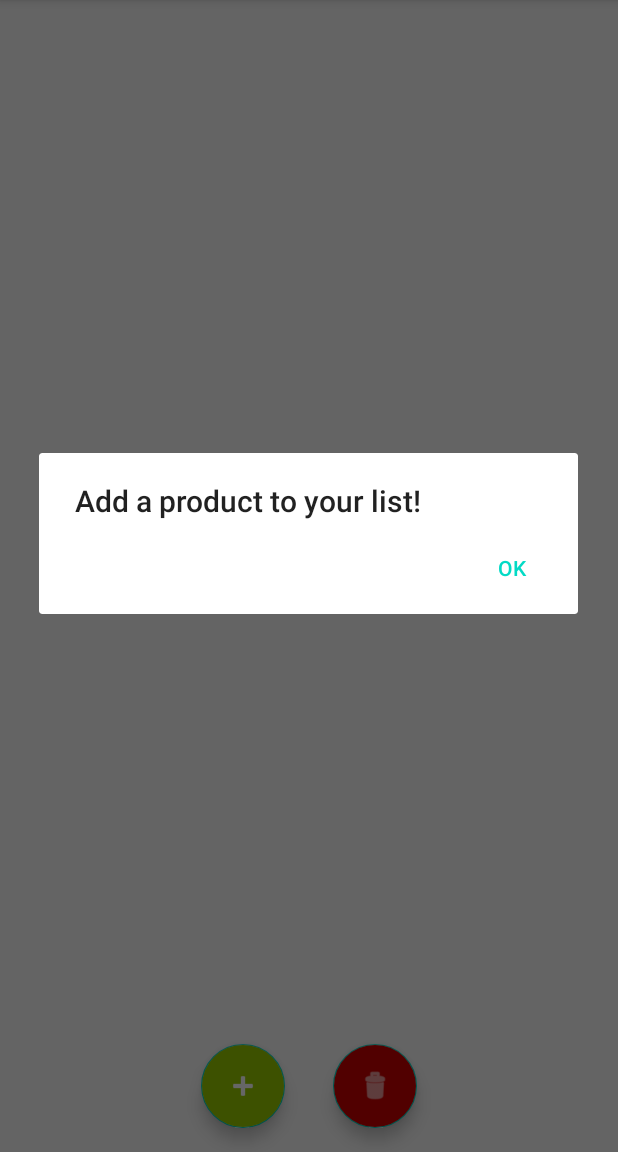
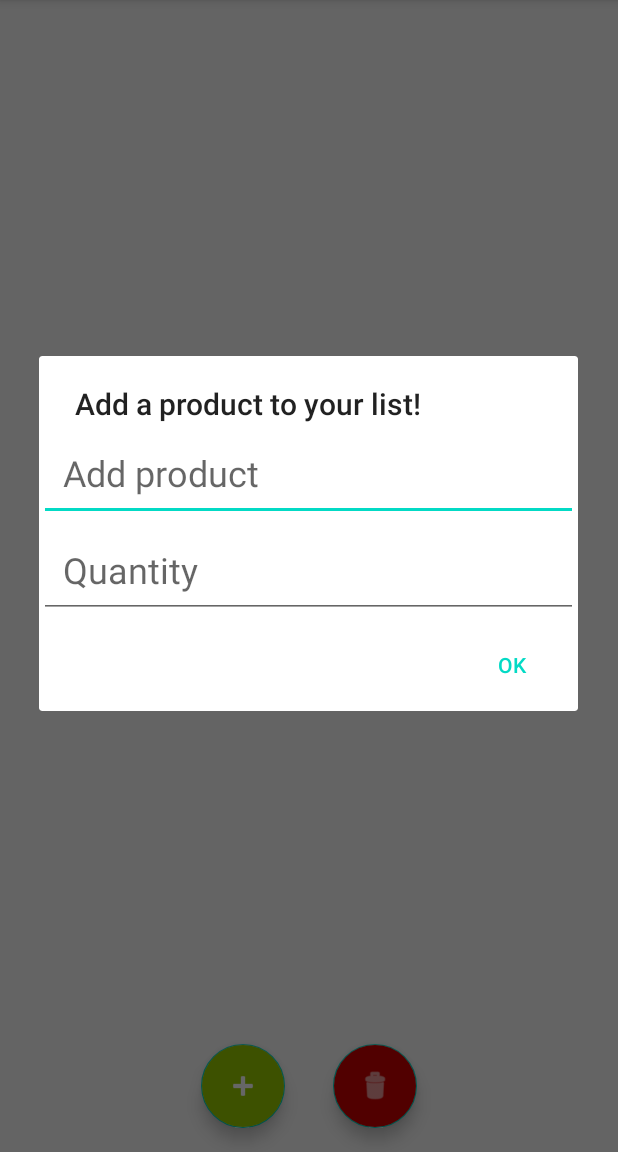
Before and after one commit to sishi1/MadLevel4Task2, an Android app: the screen it shows after launch (MainActivity), after a tap on an icon or button, on a phone screen of 412 x 824 dp, the part 84-1236 px from its top. Run offline under Robolectric (Android 15) with nearby library versions, the phone set to English and light mode, and no system bars; our stand-ins replace Room's generated code; 2 statements that could not run were skipped.

Commit message:
Fixed layout

```diff
--- /dev/null
+++ b/MadLevel4Task1/app/src/main/res/layout/add_product_dialog.xml
@@ -0,0 +1,33 @@
+<?xml version="1.0" encoding="utf-8"?>
+<androidx.constraintlayout.widget.ConstraintLayout xmlns:android="http://schemas.android.com/apk/res/android"
+    xmlns:tools="http://schemas.android.com/tools"
+    android:layout_width="match_parent"
+    android:layout_height="match_parent"
+    xmlns:app="http://schemas.android.com/apk/res-auto">
+
+    <EditText
+        android:id="@+id/etProductName"
+        android:layout_width="0dp"
+        android:layout_height="wrap_content"
+        android:ems="10"
+        android:hint="@string/hint_add_product"
+        android:inputType="textPersonName"
+        android:padding="16dp"
+        android:textSize="24sp"
+        app:layout_constraintEnd_toEndOf="parent"
+        app:layout_constraintStart_toStartOf="parent"
+        app:layout_constraintTop_toTopOf="parent" />
+
+    <EditText
+        android:id="@+id/etQuantity"
+        android:layout_width="0dp"
+        android:layout_height="wrap_content"
+        android:ems="10"
+        android:hint="@string/hint_quantity"
+        android:inputType="number"
+        android:padding="16dp"
+        android:textSize="24sp"
+        app:layout_constraintEnd_toEndOf="parent"
+        app:layout_constraintStart_toStartOf="parent"
+        app:layout_constraintTop_toBottomOf="@+id/etProductName" />
+</androidx.constraintlayout.widget.ConstraintLayout>
--- a/MadLevel4Task1/app/src/main/res/layout/fragment_shopping_list.xml
+++ b/MadLevel4Task1/app/src/main/res/layout/fragment_shopping_list.xml
@@ -8,14 +8,13 @@
 
     <androidx.recyclerview.widget.RecyclerView
         android:id="@+id/rvShoppingList"
-        android:layout_width="0dp"
-        android:layout_height="0dp"
-        app:layout_constraintBottom_toTopOf="@+id/fabAdd"
+        android:layout_width="match_parent"
+        android:layout_height="match_parent"
+        android:layout_marginBottom="@dimen/fab_margin"
+        app:layout_constraintBottom_toBottomOf="parent"
         app:layout_constraintEnd_toEndOf="parent"
-        app:layout_constraintHorizontal_bias="0.0"
         app:layout_constraintStart_toStartOf="parent"
-        app:layout_constraintTop_toTopOf="parent"
-        app:layout_constraintVertical_bias="0.0" />
+        app:layout_constraintTop_toTopOf="parent" />
 
     <com.google.android.material.floatingactionbutton.FloatingActionButton
         android:id="@+id/fabAdd"
```
Also changed, not shown: MadLevel4Task1/app/src/main/res/layout/product.xml (+11 -9 lines).
